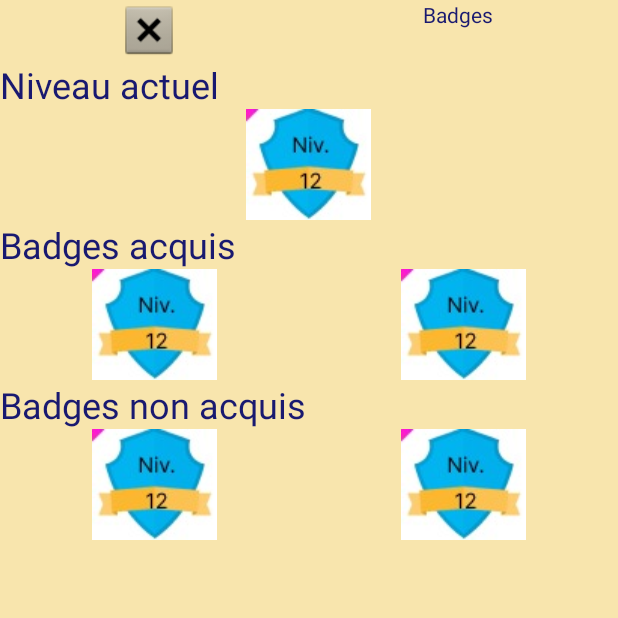
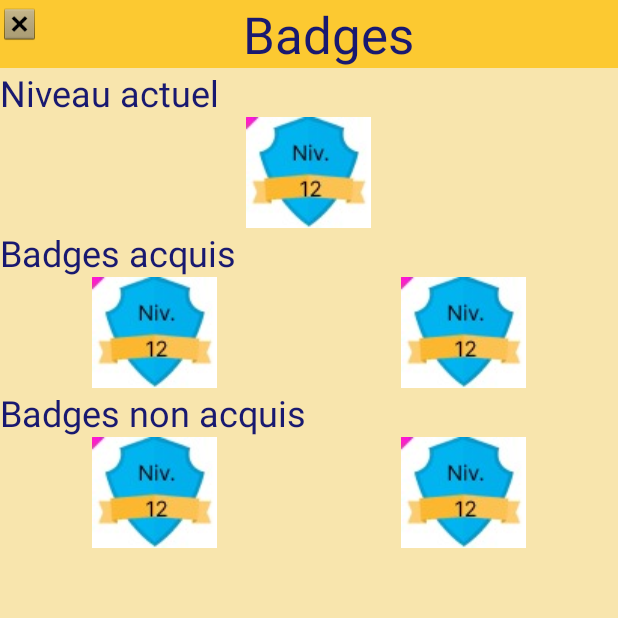
Before and after one commit to Mtouat/Hydrate-Reminder, an Android app: the screen it shows after launch (MainActivity), after a tap on "Niveau actuel", on a phone screen of 412 x 824 dp, the top half of it. Run offline under Robolectric (Android 15) with nearby library versions, the phone set to English and light mode, and no system bars; Roboto replaces fonts that are not available here.

Commit message:
paramètre des titres avec un style

```diff
--- a/app/src/main/res/layout/fragment_badges.xml
+++ b/app/src/main/res/layout/fragment_badges.xml
@@ -16,22 +16,24 @@
     <LinearLayout
         android:layout_width="match_parent"
         android:layout_height="wrap_content"
-        android:orientation="horizontal">
+        android:orientation="horizontal"
+        android:theme="@style/titles">
 
         <ImageView
             android:id="@+id/iV_retour_b"
             android:layout_width="wrap_content"
-            android:layout_height="40dp"
+            android:layout_height="wrap_content"
             android:layout_weight="1"
             android:src="@android:drawable/btn_dialog" />
 
         <TextView
             android:id="@+id/tV_badges"
-            android:layout_width="wrap_content"
-            android:layout_height="match_parent"
-            android:layout_weight="1"
+            android:layout_width="match_parent"
+            android:layout_height="wrap_content"
+            android:layout_weight="4"
             android:text="@string/titre_badges"
-            android:textAlignment="center" />
+            android:textAlignment="center"
+            android:textSize="34sp" />
 
     </LinearLayout>
 
--- a/app/src/main/res/layout/fragment_notifs_vibrations.xml
+++ b/app/src/main/res/layout/fragment_notifs_vibrations.xml
@@ -13,7 +13,8 @@
     <LinearLayout
         android:layout_width="match_parent"
         android:layout_height="wrap_content"
-        android:orientation="horizontal">
+        android:orientation="horizontal"
+        android:theme="@style/titles">
 
         <ImageView
             android:id="@+id/iV_retour_nv"
@@ -26,6 +27,7 @@
             android:id="@+id/tV_notifs_vibrations"
             android:layout_width="wrap_content"
             android:layout_height="wrap_content"
+            android:layout_weight="4"
             android:text="@string/notifs_vibrations" />
 
     </LinearLayout>
--- a/app/src/main/res/values/themes.xml
+++ b/app/src/main/res/values/themes.xml
@@ -11,5 +11,12 @@
         <item name="android:textColor"> #191970 </item>
     </style>
 
+    <style name="titles">
+        <item name="android:textColor"> @color/texte_appli </item>
+        <item name="android:textSize">32dp</item>
+        <item name="android:textAlignment">center</item>
+        <item name="android:background">@color/fond_boutons</item>
+    </style>
+
 
 </resources>
```
Also changed, not shown: app/src/main/res/layout/fragment_accueil.xml (+22 -21 lines), app/src/main/res/layout/fragment_changement_de_gourde.xml (+7 -6 lines), app/src/main/res/layout/fragment_notifications_menu.xml (+6 -4 lines), app/src/main/res/layout/fragment_notifs_lumineuses.xml (+5 -3 lines), app/src/main/res/layout/fragment_notifs_sonores.xml (+7 -5 lines), app/src/main/res/layout/fragment_objectifs_hydratation.xml (+6 -5 lines), app/src/main/res/layout/fragment_recalibrage1.xml (+5 -3 lines), app/src/main/res/layout/fragment_recalibrage2.xml (+8 -7 lines).
